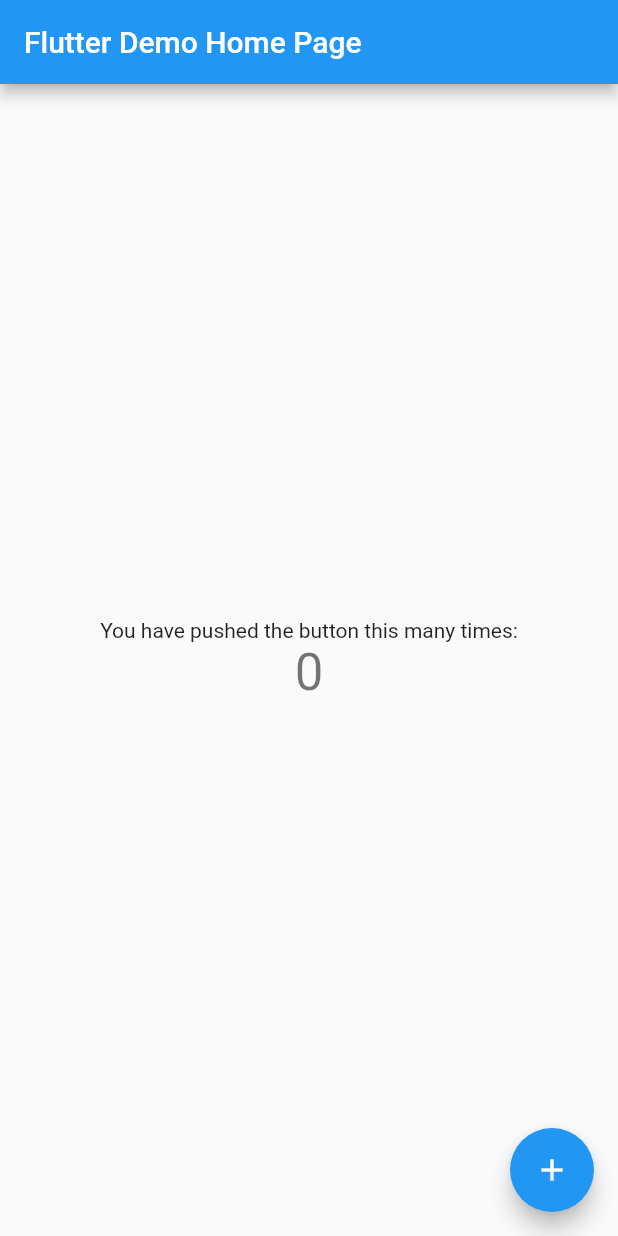
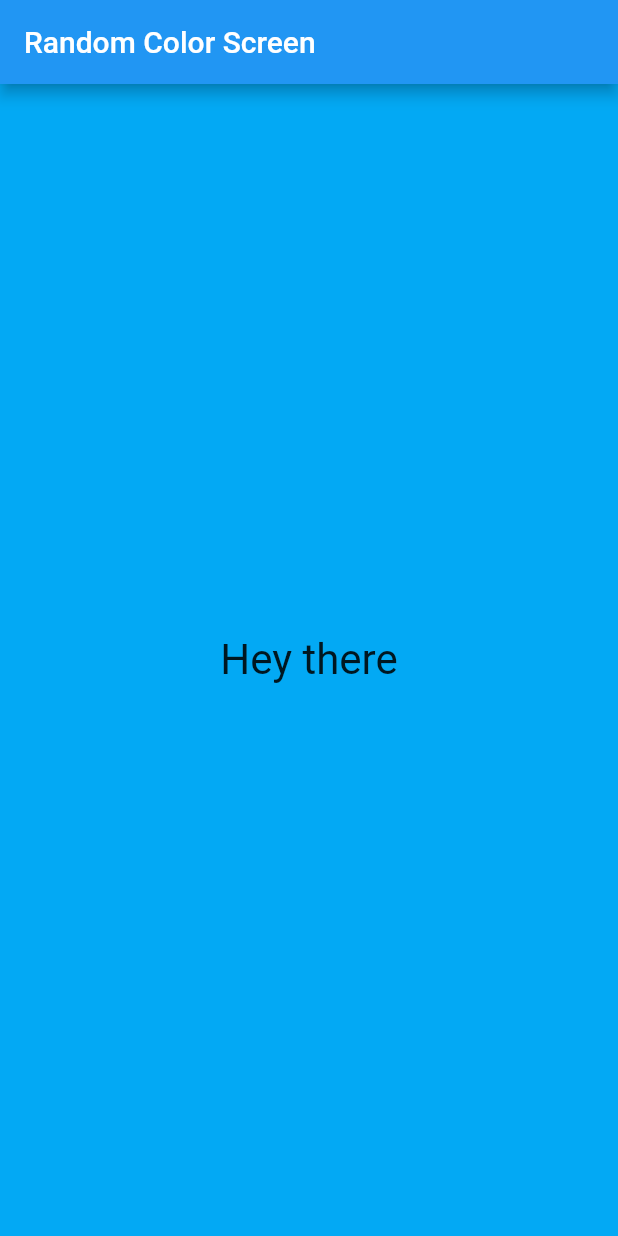
Before and after one commit to NataliyaKoval/random_color, a Flutter app: the screen it shows after launch, on a phone screen of 412 x 824 dp. Run offline on Flutter 3.47's test engine with Material 2 defaults, Android fonts, the phone set to English and light mode, and no system bars.

Commit message:
Create Home screen that changes background color on click

```diff
--- /dev/null
+++ b/lib/app.dart
@@ -0,0 +1,19 @@
+import 'package:flutter/material.dart';
+import 'package:random_color/screens/Home.dart';
+
+/// The root of the application.
+class App extends StatelessWidget {
+  /// Default constructor
+  const App({super.key});
+
+  @override
+  Widget build(BuildContext context) {
+    return MaterialApp(
+      title: 'Flutter Demo',
+      theme: ThemeData(
+        primarySwatch: Colors.blue,
+      ),
+      home: const Home(),
+    );
+  }
+}
--- a/lib/main.dart
+++ b/lib/main.dart
@@ -1,115 +1,6 @@
 import 'package:flutter/material.dart';
+import 'package:random_color/app.dart';
 
 void main() {
-  runApp(const MyApp());
+  runApp(const App());
 }
-
-class MyApp extends StatelessWidget {
-  const MyApp({super.key});
-
-  // This widget is the root of your application.
-  @override
-  Widget build(BuildContext context) {
-    return MaterialApp(
-      title: 'Flutter Demo',
-      theme: ThemeData(
-        // This is the theme of your application.
-        //
-        // Try running your application with "flutter run". You'll see the
-        // application has a blue toolbar. Then, without quitting the app, try
-        // changing the primarySwatch below to Colors.green and then invoke
-        // "hot reload" (press "r" in the console where you ran "flutter run",
-        // or simply save your changes to "hot reload" in a Flutter IDE).
-        // Notice that the counter didn't reset back to zero; the application
-        // is not restarted.
-        primarySwatch: Colors.blue,
-      ),
-      home: const MyHomePage(title: 'Flutter Demo Home Page'),
-    );
-  }
-}
-
-class MyHomePage extends StatefulWidget {
-  const MyHomePage({super.key, required this.title});
-
-  // This widget is the home page of your application. It is stateful, meaning
-  // that it has a State object (defined below) that contains fields that affect
-  // how it looks.
-
-  // This class is the configuration for the state. It holds the values (in this
-  // case the title) provided by the parent (in this case the App widget) and
-  // used by the build method of the State. Fields in a Widget subclass are
-  // always marked "final".
-
-  final String title;
-
-  @override
-  State<MyHomePage> createState() => _MyHomePageState();
-}
-
-class _MyHomePageState extends State<MyHomePage> {
-  int _counter = 0;
-
-  void _incrementCounter() {
-    setState(() {
-      // This call to setState tells the Flutter framework that something has
-      // changed in this State, which causes it to rerun the build method below
-      // so that the display can reflect the updated values. If we changed
-      // _counter without calling setState(), then the build method would not be
-      // called again, and so nothing would appear to happen.
-      _counter++;
-    });
-  }
-
-  @override
-  Widget build(BuildContext context) {
-    // This method is rerun every time setState is called, for instance as done
-    // by the _incrementCounter method above.
-    //
-    // The Flutter framework has been optimized to make rerunning build methods
-    // fast, so that you can just rebuild anything that needs updating rather
-    // than having to individually change instances of widgets.
-    return Scaffold(
-      appBar: AppBar(
-        // Here we take the value from the MyHomePage object that was created by
-        // the App.build method, and use it to set our appbar title.
-        title: Text(widget.title),
-      ),
-      body: Center(
-        // Center is a layout widget. It takes a single child and positions it
-        // in the middle of the parent.
-        child: Column(
-          // Column is also a layout widget. It takes a list of children and
-          // arranges them vertically. By default, it sizes itself to fit its
-          // children horizontally, and tries to be as tall as its parent.
-          //
-          // Invoke "debug painting" (press "p" in the console, choose the
-          // "Toggle Debug Paint" action from the Flutter Inspector in Android
-          // Studio, or the "Toggle Debug Paint" command in Visual Studio Code)
-          // to see the wireframe for each widget.
-          //
-          // Column has various properties to control how it sizes itself and
-          // how it positions its children. Here we use mainAxisAlignment to
-          // center the children vertically; the main axis here is the vertical
-          // axis because Columns are vertical (the cross axis would be
-          // horizontal).
-          mainAxisAlignment: MainAxisAlignment.center,
-          children: <Widget>[
-            const Text(
-              'You have pushed the button this many times:',
-            ),
-            Text(
-              '$_counter',
-              style: Theme.of(context).textTheme.headline4,
-            ),
-          ],
-        ),
-      ),
-      floatingActionButton: FloatingActionButton(
-        onPressed: _incrementCounter,
-        tooltip: 'Increment',
-        child: const Icon(Icons.add),
-      ), // This trailing comma makes auto-formatting nicer for build methods.
-    );
-  }
-}
--- /dev/null
+++ b/lib/screens/home.dart
@@ -0,0 +1,44 @@
+import 'package:flutter/material.dart';
+import 'package:random_color/utils/colors_util.dart';
+
+/// The home page of the application.
+class Home extends StatefulWidget {
+  /// Default constructor
+  const Home({Key? key}) : super(key: key);
+
+  @override
+  State<Home> createState() => _HomeState();
+}
+
+class _HomeState extends State<Home> {
+  Color backgroundColor = Colors.lightBlue;
+
+  @override
+  Widget build(BuildContext context) {
+    return Scaffold(
+      appBar: AppBar(
+        title: const Text('Random Color Screen'),
+      ),
+      body: GestureDetector(
+        onTap: changeBackgroundColor,
+        child: Container(
+          color: backgroundColor,
+          child: const Center(
+            child: Text(
+              'Hey there',
+              style: TextStyle(
+                fontSize: 28,
+              ),
+            ),
+          ),
+        ),
+      ),
+    );
+  }
+
+  void changeBackgroundColor() {
+    setState(() {
+      backgroundColor = ColorsUtil.getRandomColor();
+    });
+  }
+}
--- /dev/null
+++ b/lib/utils/colors_util.dart
@@ -0,0 +1,13 @@
+import 'dart:math';
+
+import 'package:flutter/material.dart';
+
+/// Utility class for random color generation
+class ColorsUtil {
+  static const _maxColor = 0xffffffff;
+
+  /// Generates random color
+  static Color getRandomColor() {
+    return Color(Random().nextInt(_maxColor));
+  }
+}
```
Also changed, not shown: 1 other file.
